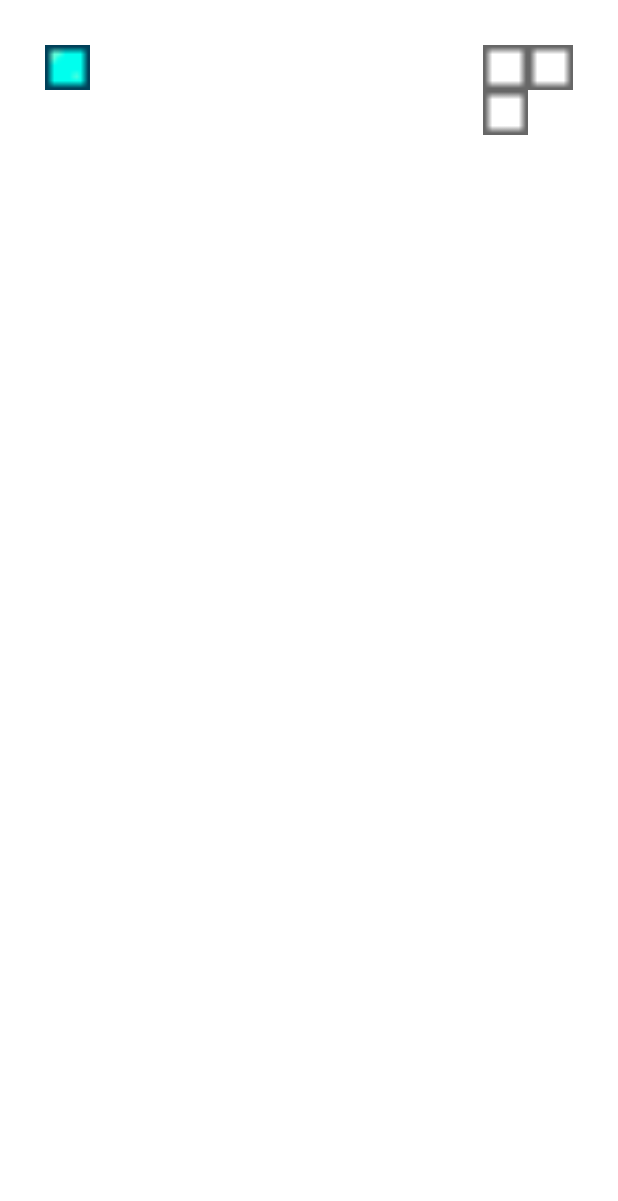
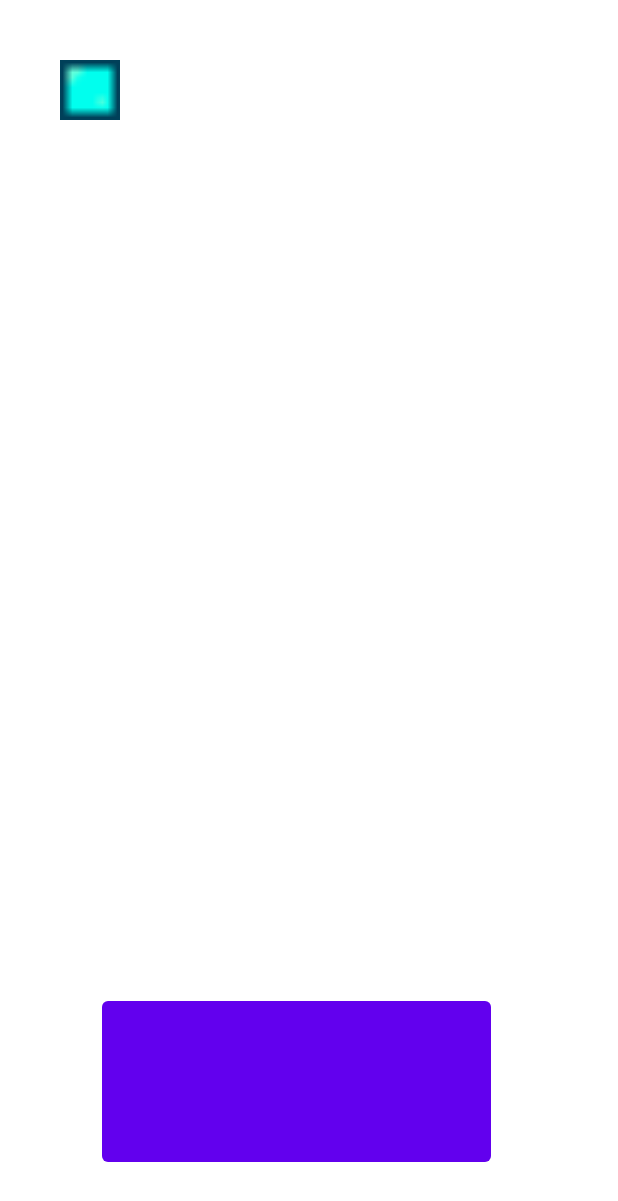
Before and after one commit to cat-crusader/SeaBattle, an Android app: the layout activity_placement_of_ships.xml on its own in the app's theme, with its tools: preview values and no code run, on a phone screen of 412 x 824 dp. Shown: the top 1201 px of the screen. Run offline under Robolectric (Android 15) with nearby library versions, the phone set to English and light mode, and no system bars.

Commit message:
half way to add drag&drop system

```diff
--- a/project/app/src/main/res/layout/activity_placement_of_ships.xml
+++ b/project/app/src/main/res/layout/activity_placement_of_ships.xml
@@ -6,51 +6,31 @@
     android:layout_width="match_parent"
     android:layout_height="match_parent"
     tools:context=".PlacementOfShips"
-    android:layout_margin="30dp">
+    android:layout_margin="60px">
 
     <ImageView
         android:id="@+id/image_ship_of1"
-        android:layout_width="30dp"
-        android:layout_height="30dp"
+        android:layout_width="60px"
+        android:layout_height="60px"
         app:srcCompat="@drawable/ship_sprite"
         tools:layout_editor_absoluteX="527dp"
         tools:layout_editor_absoluteY="55dp" />
 
     <TableLayout
+        android:id="@+id/layouttable_set_ships"
         android:layout_width="wrap_content"
-        android:layout_height="match_parent"
-        android:layout_alignParentRight="true">
+        android:layout_height="wrap_content"
+        android:layout_alignParentRight="true"></TableLayout>
 
-        <TableRow
-            android:layout_width="match_parent"
-            android:layout_height="match_parent">
-            <ImageView
-                app:srcCompat="@drawable/empty_cell_sprite"
-                android:layout_width="30dp"
-                android:layout_height="30dp"
-                />
-            <ImageView
-                app:srcCompat="@drawable/empty_cell_sprite"
-                android:layout_width="30dp"
-                android:layout_height="30dp"
-                />
-        </TableRow>
-        <TableRow
-            android:layout_width="match_parent"
-            android:layout_height="match_parent" >
-            <ImageView
-                app:srcCompat="@drawable/empty_cell_sprite"
-                android:layout_width="30dp"
-                android:layout_height="30dp"
-                />
-        </TableRow>
-
-        <TableRow
-            android:layout_width="match_parent"
-            android:layout_height="match_parent" />
-
-        <TableRow
-            android:layout_width="match_parent"
-            android:layout_height="match_parent" />
-    </TableLayout>
+    <Button
+        android:id="@+id/test_button2"
+        android:layout_width="wrap_content"
+        android:layout_height="wrap_content"
+        android:layout_alignParentStart="true"
+        android:layout_alignParentEnd="true"
+        android:layout_alignParentBottom="true"
+        android:layout_marginStart="287dp"
+        android:layout_marginEnd="304dp"
+        android:layout_marginBottom="3dp"
+        android:text="Button" />
 </RelativeLayout>
```
Also changed, not shown: project/app/src/main/java/com/example/seabattle/PlacementOfShips.java (+71 -0 lines).
